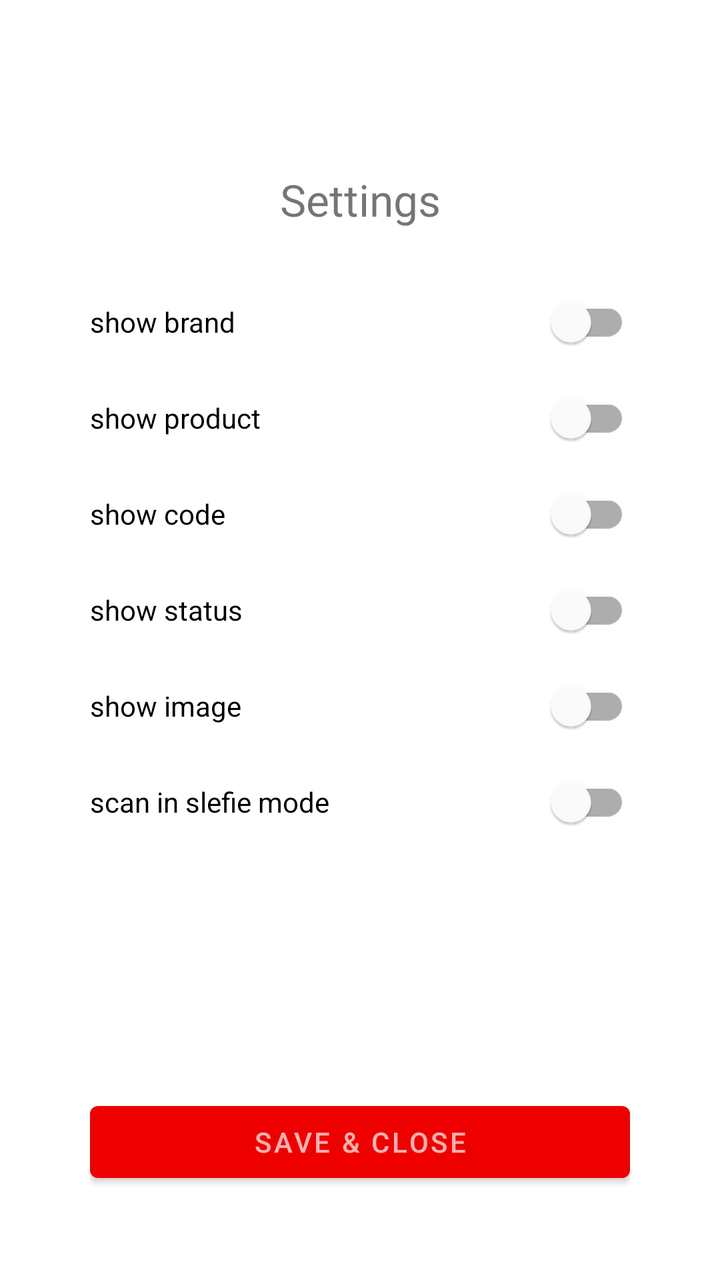
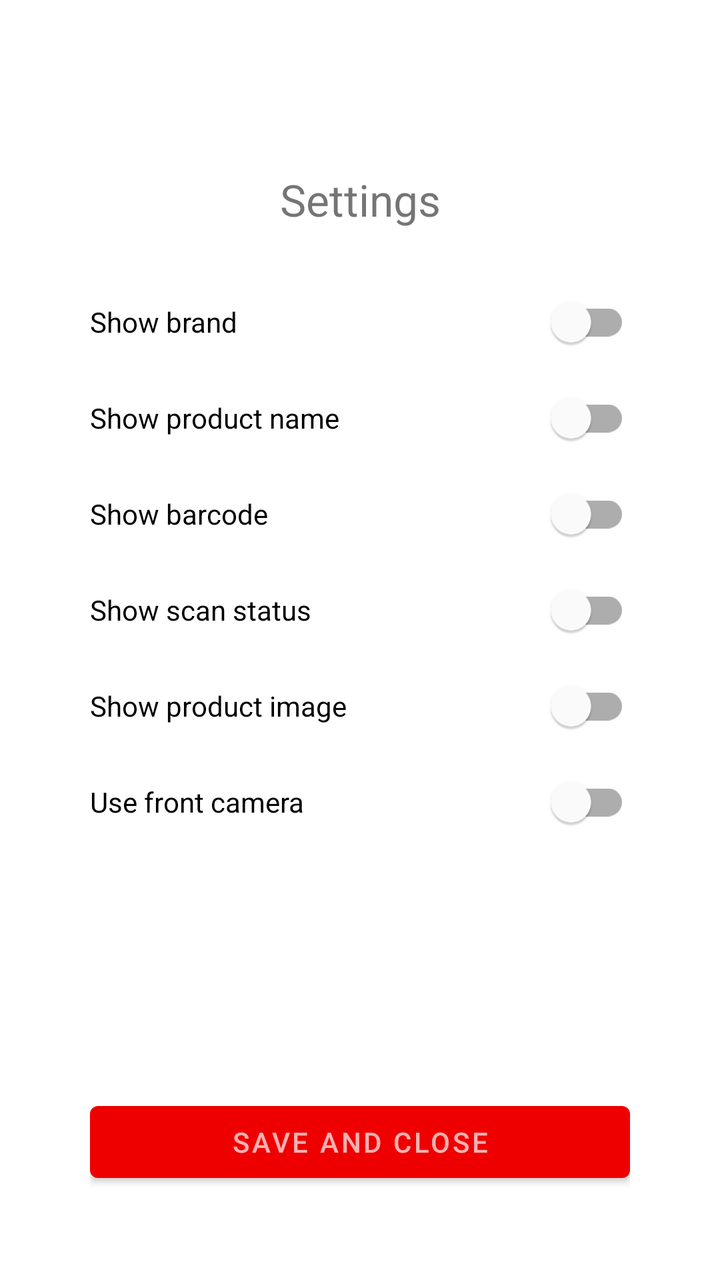

Screens rendered from an Android XML layout before and after an edit, with the pre-edit source and the edit as a unified diff.
<!-- AndroidManifest.xml: application theme Theme.BarcodeScanner -->
<!-- res/layout/activity_settings.xml -->
<?xml version="1.0" encoding="utf-8"?>
<LinearLayout xmlns:android="http://schemas.android.com/apk/res/android"
    xmlns:app="http://schemas.android.com/apk/res-auto"
    xmlns:tools="http://schemas.android.com/tools"
    android:id="@+id/main"
    android:layout_width="match_parent"
    android:layout_height="match_parent"
    android:background="#FFFFFF"
    android:orientation="vertical"
    android:padding="45dp"
    tools:context=".SettingsActivity">

    <LinearLayout
        android:layout_width="match_parent"
        android:layout_height="wrap_content"
        android:orientation="vertical"
        android:layout_weight="1"

        >
        <TextView
            android:id="@+id/menu_settings"
            android:layout_width="match_parent"
            android:layout_height="52dp"
            android:layout_marginTop="40dp"
            android:gravity="center_horizontal"
            android:text="Settings"
            android:textSize="22sp" />

        <com.google.android.material.switchmaterial.SwitchMaterial
            android:id="@+id/show_brand"
            android:layout_width="match_parent"
            android:layout_height="wrap_content"
            android:text="show brand" />

        <com.google.android.material.switchmaterial.SwitchMaterial
            android:id="@+id/show_product"
            android:layout_width="match_parent"
            android:layout_height="wrap_content"
            android:text="show product" />

        <com.google.android.material.switchmaterial.SwitchMaterial
            android:id="@+id/show_code"
            android:layout_width="match_parent"
            android:layout_height="wrap_content"
            android:text="show code" />

        <com.google.android.material.switchmaterial.SwitchMaterial
            android:id="@+id/show_status"
            android:layout_width="match_parent"
            android:layout_height="wrap_content"
            android:text="show status" />
        <com.google.android.material.switchmaterial.SwitchMaterial
            android:id="@+id/show_image"
            android:layout_width="match_parent"
            android:layout_height="wrap_content"
            android:text="show image" />

        <com.google.android.material.switchmaterial.SwitchMaterial
            android:id="@+id/cameraId"
            android:layout_width="match_parent"
            android:layout_height="wrap_content"
            android:text="scan in slefie mode" />
 />

    </LinearLayout>
    <Button
        android:id="@+id/save"
        android:layout_width="match_parent"
        android:layout_height="wrap_content"
        android:text="save &amp; Close"
        tools:ignore="HardcodedText" />

</LinearLayout>
<!-- resources referenced by this layout -->
<resources>
  <style name="Theme.BarcodeScanner" parent="Theme.MaterialComponents.DayNight.DarkActionBar">
          
          <item name="colorPrimary">@color/purple_500</item>
          <item name="colorPrimaryVariant">@color/purple_700</item>
          <item name="colorOnPrimary">@color/white</item>
          
          <item name="colorSecondary">@color/teal_200</item>
          <item name="colorSecondaryVariant">@color/teal_700</item>
          <item name="colorOnSecondary">@color/black</item>
          
          <item name="android:statusBarColor">?attr/colorPrimaryVariant</item>
          
      </style>
  <color name="purple_500">#EE0000</color>
  <color name="purple_700">#FF3700B3</color>
  <color name="white">#B0FFFFFF</color>
  <color name="teal_200">#FF03DAC5</color>
  <color name="teal_700">#FF018786</color>
  <color name="black">#A3808080</color>
</resources>

<!-- the commit's change to res/layout/activity_settings.xml (unified diff, before → after) -->
@@ -1,6 +1,5 @@
 <?xml version="1.0" encoding="utf-8"?>
 <LinearLayout xmlns:android="http://schemas.android.com/apk/res/android"
-    xmlns:app="http://schemas.android.com/apk/res-auto"
     xmlns:tools="http://schemas.android.com/tools"
     android:id="@+id/main"
     android:layout_width="match_parent"
@@ -13,61 +12,58 @@
     <LinearLayout
         android:layout_width="match_parent"
         android:layout_height="wrap_content"
-        android:orientation="vertical"
         android:layout_weight="1"
+        android:orientation="vertical">
 
-        >
         <TextView
-            android:id="@+id/menu_settings"
             android:layout_width="match_parent"
             android:layout_height="52dp"
             android:layout_marginTop="40dp"
             android:gravity="center_horizontal"
-            android:text="Settings"
+            android:text="@string/settings"
             android:textSize="22sp" />
 
         <com.google.android.material.switchmaterial.SwitchMaterial
             android:id="@+id/show_brand"
             android:layout_width="match_parent"
             android:layout_height="wrap_content"
-            android:text="show brand" />
+            android:text="@string/show_brand" />
 
         <com.google.android.material.switchmaterial.SwitchMaterial
             android:id="@+id/show_product"
             android:layout_width="match_parent"
             android:layout_height="wrap_content"
-            android:text="show product" />
+            android:text="@string/show_product" />
 
         <com.google.android.material.switchmaterial.SwitchMaterial
             android:id="@+id/show_code"
             android:layout_width="match_parent"
             android:layout_height="wrap_content"
-            android:text="show code" />
+            android:text="@string/show_code" />
 
         <com.google.android.material.switchmaterial.SwitchMaterial
             android:id="@+id/show_status"
             android:layout_width="match_parent"
             android:layout_height="wrap_content"
-            android:text="show status" />
+            android:text="@string/show_status" />
+
         <com.google.android.material.switchmaterial.SwitchMaterial
             android:id="@+id/show_image"
             android:layout_width="match_parent"
             android:layout_height="wrap_content"
-            android:text="show image" />
+            android:text="@string/show_image" />
 
         <com.google.android.material.switchmaterial.SwitchMaterial
             android:id="@+id/cameraId"
             android:layout_width="match_parent"
             android:layout_height="wrap_content"
-            android:text="scan in slefie mode" />
- />
+            android:text="@string/use_front_camera" />
+    </LinearLayout>
 
-    </LinearLayout>
     <Button
         android:id="@+id/save"
         android:layout_width="match_parent"
         android:layout_height="wrap_content"
-        android:text="save &amp; Close"
-        tools:ignore="HardcodedText" />
+        android:text="@string/save_close" />
 
 </LinearLayout>
<!-- resource entries referenced after the edit -->
@@ -1,5 +1,13 @@
 <!-- resources referenced by this layout -->
 <resources>
+  <string name="save_close">Save and close</string>
+  <string name="settings">Settings</string>
+  <string name="show_brand">Show brand</string>
+  <string name="show_code">Show barcode</string>
+  <string name="show_image">Show product image</string>
+  <string name="show_product">Show product name</string>
+  <string name="show_status">Show scan status</string>
+  <string name="use_front_camera">Use front camera</string>
   <style name="Theme.BarcodeScanner" parent="Theme.MaterialComponents.DayNight.DarkActionBar">
           
           <item name="colorPrimary">@color/purple_500</item>
